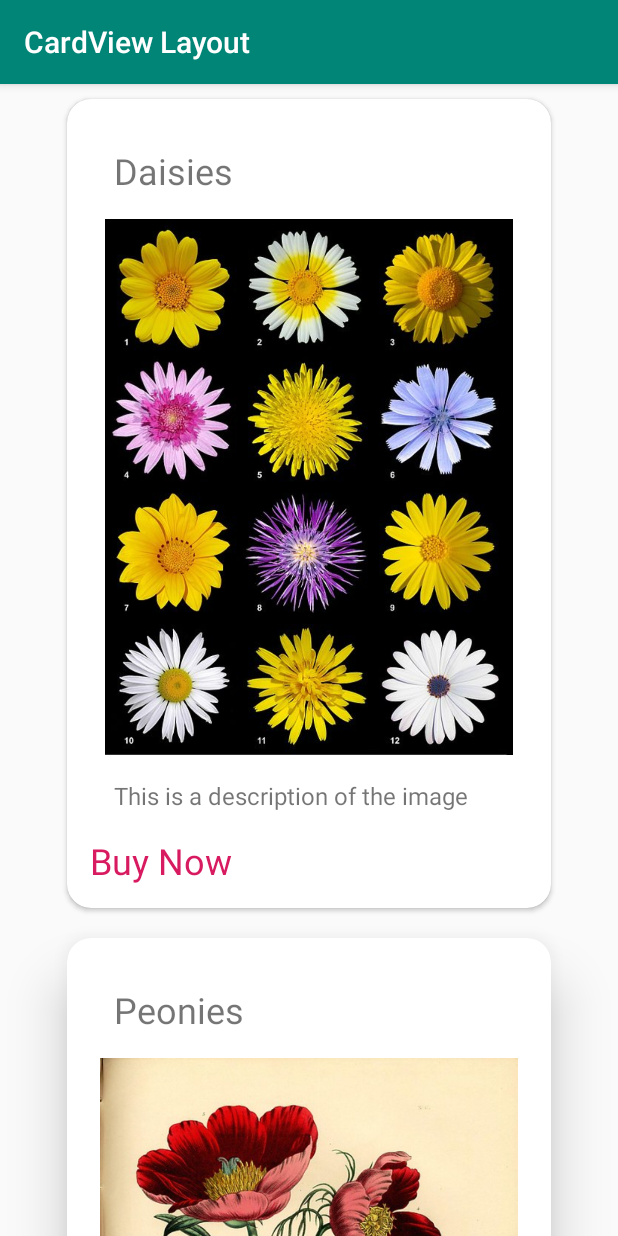
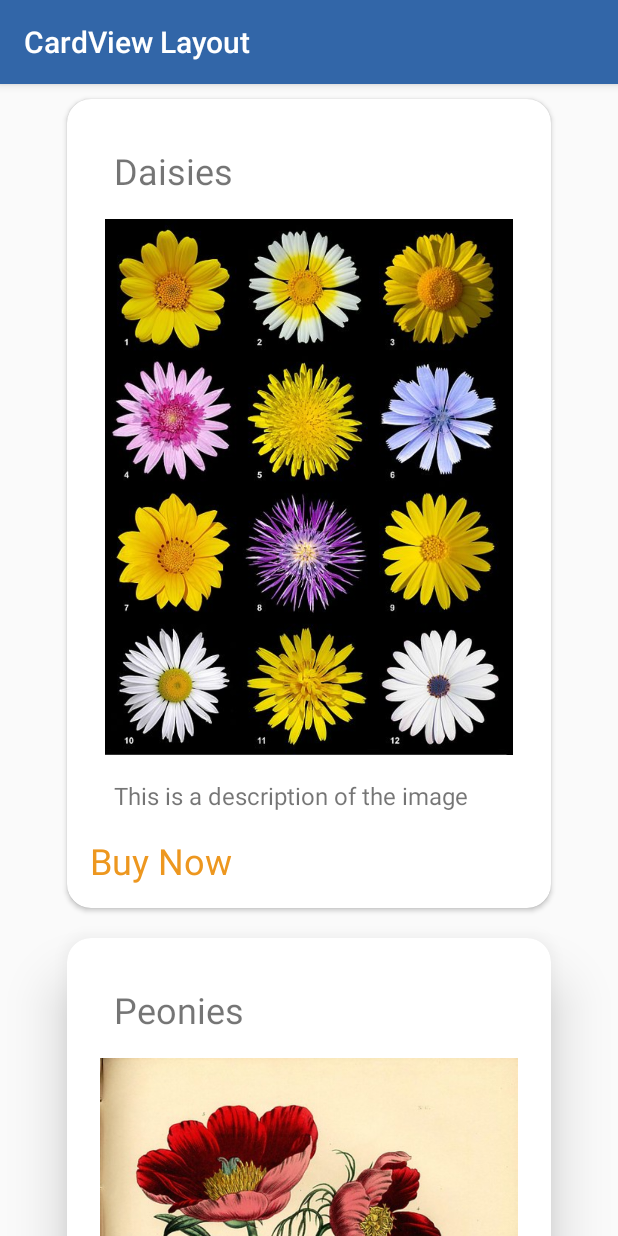
Before and after one commit to avenable11/CardView_Layout, an Android app: the screen it shows after launch (MainActivity), on a phone screen of 412 x 824 dp. Run offline under Robolectric (Android 15) with nearby library versions, the phone set to English and light mode, and no system bars.

Commit message:
Change the colors

```diff
--- a/app/src/main/res/values/colors.xml
+++ b/app/src/main/res/values/colors.xml
@@ -1,6 +1,6 @@
 <?xml version="1.0" encoding="utf-8"?>
 <resources>
-    <color name="colorPrimary">#008577</color>
-    <color name="colorPrimaryDark">#00574B</color>
-    <color name="colorAccent">#D81B60</color>
+    <color name="colorPrimary">#3266a8</color>
+    <color name="colorPrimaryDark">#1c3759</color>
+    <color name="colorAccent">#ed971f</color>
 </resources>
--- a/app/src/main/res/values/styles.xml
+++ b/app/src/main/res/values/styles.xml
@@ -6,6 +6,7 @@
         <item name="colorPrimary">@color/colorPrimary</item>
         <item name="colorPrimaryDark">@color/colorPrimaryDark</item>
         <item name="colorAccent">@color/colorAccent</item>
+
     </style>
 
 </resources>
```
